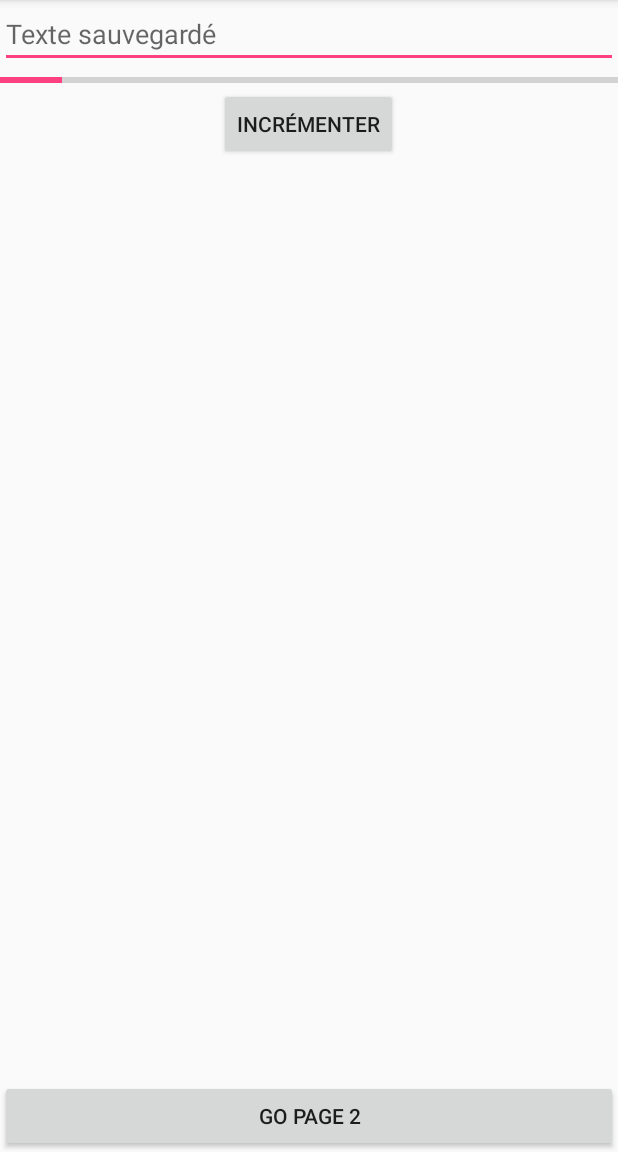
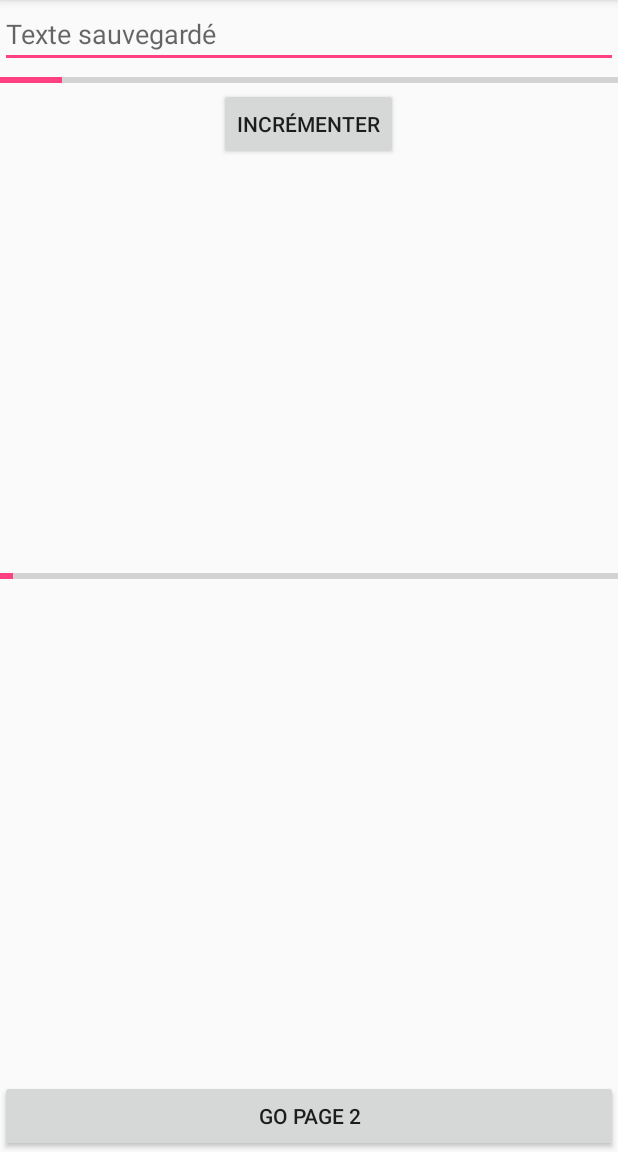
Before and after one commit to Air-Oine/TP9-Cycleapplication, an Android app: the screen it shows after launch (MainActivity), after a tap on "INCRÉMENTER", on a phone screen of 412 x 824 dp, the part 84-1236 px from its top. Run offline under Robolectric (Android 15) with nearby library versions, the phone set to English and light mode, and no system bars.

```diff
--- a/app/src/main/java/com/example/admin/tp9_cycleapplication/MainActivity.java
+++ b/app/src/main/java/com/example/admin/tp9_cycleapplication/MainActivity.java
@@ -1,10 +1,7 @@
 package com.example.admin.tp9_cycleapplication;
 
 import android.content.Intent;
-import android.os.Parcel;
-import android.os.Parcelable;
-import android.support.annotation.NonNull;
-import android.support.v7.app.AppCompatActivity;
+import android.content.SharedPreferences;
 import android.os.Bundle;
 import android.view.View;
 import android.widget.EditText;
@@ -14,11 +11,35 @@ public class MainActivity extends Traceur {
 
     public static final String TEXTE = "texte";
     public static final String TEXTE_PARCELABLE = "texte_parcelable";
+    public static final String TP_9 = "TP9";
+    public static final String PROGRESS_BAR = "progress_bar";
+
+    private SharedPreferences sharedPreferences;
 
     @Override
     protected void onCreate(Bundle savedInstanceState) {
         super.onCreate(savedInstanceState);
         setContentView(R.layout.activity_main);
+
+        //Get shared préférences
+        sharedPreferences = getSharedPreferences(TP_9, MODE_PRIVATE);
+        int progress = sharedPreferences.getInt(PROGRESS_BAR, 0);
+
+        ProgressBar progressBarShared = (ProgressBar) findViewById(R.id.progressBarShared);
+        progressBarShared.setProgress(progress);
+    }
+
+    @Override
+    protected void onDestroy() {
+        super.onDestroy();
+
+        //Set shared préférences
+        ProgressBar progressBarShared = (ProgressBar) findViewById(R.id.progressBarShared);
+
+        sharedPreferences = getSharedPreferences(TP_9, MODE_PRIVATE);
+        sharedPreferences.edit()
+                .putInt(PROGRESS_BAR, progressBarShared.getProgress())
+                .commit();
     }
 
     @Override
@@ -61,12 +82,21 @@ public class MainActivity extends Traceur {
      * @param view
      */
     public void incrementer(View view) {
+        //Progress bar horizontale
         ProgressBar progressBar = (ProgressBar) findViewById(R.id.progressBar);
         int progressCourant = progressBar.getProgress();
         if(progressCourant == 100) {
             progressCourant = 0;
         }
         progressBar.setProgress(progressCourant+10);
+
+        //Progress bar 2
+        ProgressBar progressBarShared = (ProgressBar) findViewById(R.id.progressBarShared);
+        int progressCourant2 = progressBarShared.getProgress();
+        if(progressCourant2 == 100) {
+            progressCourant2 = 0;
+        }
+        progressBarShared.setProgress(progressCourant2+2);
     }
 
 }
--- a/app/src/main/res/layout/activity_main.xml
+++ b/app/src/main/res/layout/activity_main.xml
@@ -42,4 +42,12 @@
         android:layout_height="wrap_content"
         android:layout_below="@+id/texte_sauvegarde" />
 
+    <ProgressBar
+        android:id="@+id/progressBarShared"
+        style="@style/Widget.AppCompat.ProgressBar.Horizontal"
+        android:layout_width="match_parent"
+        android:layout_height="wrap_content"
+        android:layout_centerHorizontal="true"
+        android:layout_centerVertical="true" />
+
 </RelativeLayout>
```
